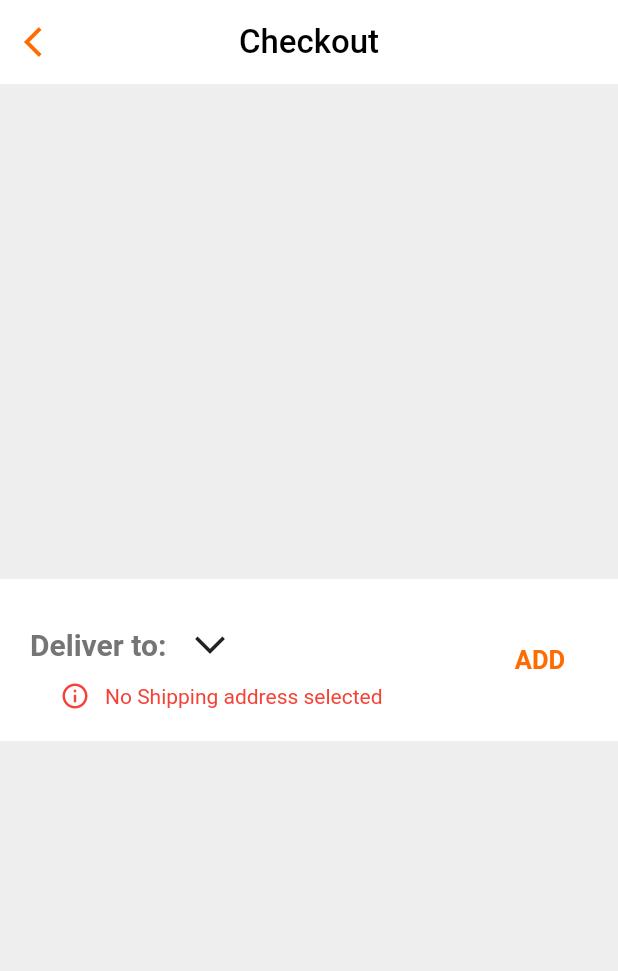
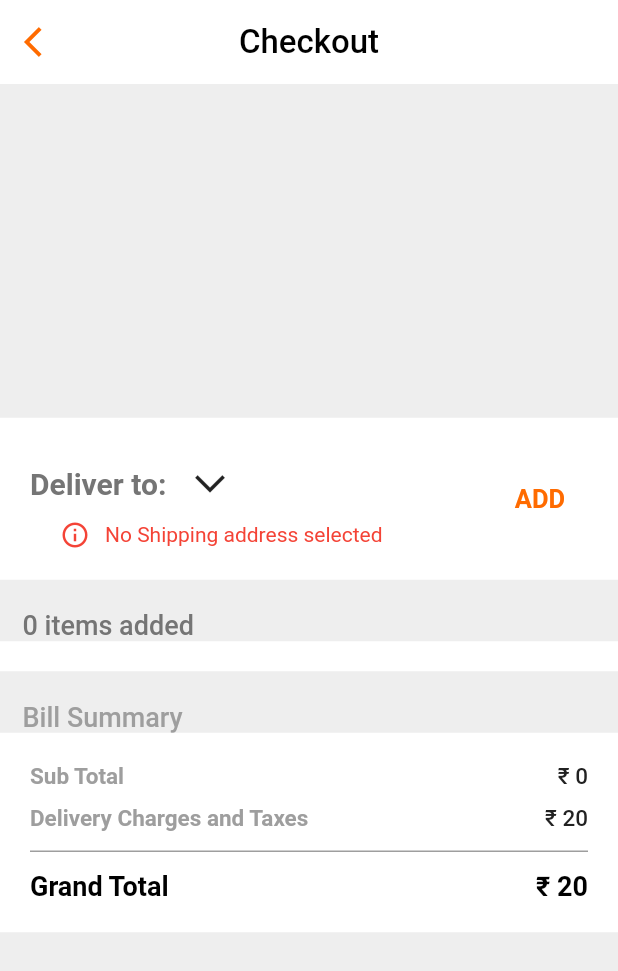
Before and after one commit to LogicKahanHai/Flutter-Customer-App, a Flutter app: the CartPage screen opened directly, on a phone screen of 412 x 824 dp. Shown: the top 971 px of the screen. Run offline on Flutter 3.47's test engine with Material 2 defaults, Android fonts, the phone set to English and light mode, and no system bars; our stand-ins replace bloc, carousel_slider, equatable, flutter_animate, flutter_bloc, google_fonts and 2 more.

Commit message:
Cart Page 50%
Changes in this commit: -
1. Cart Page is 50% done.

```diff
--- a/lib/common/blocs/cart/bloc/cart_event.dart
+++ b/lib/common/blocs/cart/bloc/cart_event.dart
@@ -13,7 +13,23 @@ class CartInitEvent extends CartEvent {}
 class CartAddProductEvent extends CartEvent {
   final String productId;
   final String variantId;
+  final int quantity;
   const CartAddProductEvent(
+    {
+    required this.productId,
+    required this.variantId,
+    this.quantity = 1,
+  }
+  );
+
+  @override
+  List<Object> get props => [productId, variantId];
+}
+
+class CartRemoveProductEvent extends CartEvent {
+  final String productId;
+  final String variantId;
+  const CartRemoveProductEvent(
     this.productId,
     this.variantId,
   );
@@ -21,12 +37,3 @@ class CartAddProductEvent extends CartEvent {
   @override
   List<Object> get props => [productId, variantId];
 }
-
-class CartRemoveProductEvent extends CartEvent {
-  final ProductModel product;
-
-  const CartRemoveProductEvent(this.product);
-
-  @override
-  List<Object> get props => [product];
-}
--- a/lib/models/cart_item_model.dart
+++ b/lib/models/cart_item_model.dart
@@ -10,6 +10,7 @@ class CartItemModel {
   final String variantName;
   final double regPrice;
   final double salePrice;
+  final String image;
   int quantity;
   CartItemModel({
     required this.id,
@@ -19,6 +20,7 @@ class CartItemModel {
     required this.variantName,
     required this.regPrice,
     required this.salePrice,
+    required this.image,
     required this.quantity,
   });
 
@@ -30,6 +32,7 @@ class CartItemModel {
         variantName = json['variantName'],
         regPrice = json['regPrice'],
         salePrice = json['salePrice'],
+        image = json['image'],
         quantity = json['quantity'];
 
   Map<String, dynamic> toJson() => {
@@ -40,10 +43,11 @@ class CartItemModel {
         'variantName': variantName,
         'regPrice': regPrice,
         'salePrice': salePrice,
+        'image': image,
         'quantity': quantity,
       };
 
-  CartItemModel.fromProduct(ProductModel product, int cartItemlength)
+  CartItemModel.fromProduct(ProductModel product, int cartItemlength, int quant)
       : id = cartItemlength.toString(),
         productId = product.id,
         variantId = product.selectedVariant,
@@ -60,8 +64,38 @@ class CartItemModel {
           product.id,
           product.selectedVariant,
         ).salePrice,
-        quantity = 1;
+        image = product.image,
+        quantity = quant;
 
   double get total =>
       regPrice != salePrice ? salePrice * quantity : regPrice * quantity;
+
+  @override
+  bool operator ==(Object other) {
+    if (identical(this, other)) return true;
+
+    return other is CartItemModel &&
+        other.id == id &&
+        other.productId == productId &&
+        other.variantId == variantId &&
+        other.productName == productName &&
+        other.variantName == variantName &&
+        other.regPrice == regPrice &&
+        other.salePrice == salePrice &&
+        other.image == image &&
+        other.quantity == quantity;
+  }
+
+  @override
+  int get hashCode {
+    return id.hashCode ^
+        productId.hashCode ^
+        variantId.hashCode ^
+        productName.hashCode ^
+        variantName.hashCode ^
+        regPrice.hashCode ^
+        salePrice.hashCode ^
+        image.hashCode ^
+        quantity.hashCode;
+  }
 }
--- a/lib/repos/cart_repo.dart
+++ b/lib/repos/cart_repo.dart
@@ -3,9 +3,9 @@ import 'package:pk_customer_app/models/models.dart';
 class CartRepo {
   static CartModel cart = CartModel([]);
 
-  static List<CartItemModel> get products => cart.cartProducts.toList();
+  static List<CartItemModel> get products => cart.cartProducts;
 
-  static void addProduct(ProductModel product) {
+  static void addProduct(ProductModel product, int quant) {
     try {
       int index = cart.cartProducts.indexWhere(
         (element) =>
@@ -13,7 +13,7 @@ class CartRepo {
             element.variantId == product.selectedVariant,
       );
       if (index != -1) {
-        cart.cartProducts[index].quantity++;
+        cart.cartProducts[index].quantity += quant;
         cart.cartProducts = cart.cartProducts.toSet().toList();
         return;
       }
@@ -21,6 +21,7 @@ class CartRepo {
         CartItemModel.fromProduct(
           product,
           cart.cartProducts.toSet().toList().length,
+          quant,
         ),
       );
       cart.cartProducts = cart.cartProducts.toSet().toList();
@@ -29,11 +30,21 @@ class CartRepo {
   }
 
   static void removeProduct(ProductModel product) {
-    cart.cartProducts.removeWhere(
-      (element) =>
-          element.productId == product.id &&
-          element.variantId == product.selectedVariant,
-    );
+    try {
+      int index = cart.cartProducts.indexWhere(
+        (element) =>
+            element.productId == product.id &&
+            element.variantId == product.selectedVariant,
+      );
+      if (index != -1) {
+        cart.cartProducts[index].quantity--;
+        if (cart.cartProducts[index].quantity == 0) {
+          cart.cartProducts.removeAt(index);
+        }
+        cart.cartProducts = cart.cartProducts.toSet().toList();
+        return;
+      }
+    } catch (_) {}
   }
 
   static double get total => cart.cartProducts.fold(
@@ -44,6 +55,19 @@ class CartRepo {
                 ? element.regPrice * element.quantity
                 : element.salePrice * element.quantity),
       );
+
+  static double get taxes => cart.cartProducts.fold(
+        0,
+        (previousValue, element) =>
+            previousValue +
+            (element.salePrice == 0
+                ? element.regPrice * element.quantity * 0.13
+                : element.salePrice * element.quantity * 0.13),
+      );
+
+  static double get deliveryCharge => 20;
+
+  static double get grandTotal => total + taxes + deliveryCharge;
 
   static void clearCart() {
     cart.cartProducts.clear();
--- /dev/null
+++ b/lib/screens/cart/components/bill_summary.dart
@@ -0,0 +1,114 @@
+// ignore_for_file: public_member_api_docs, sort_constructors_first
+// ignore_for_file: library_private_types_in_public_api
+
+import 'package:flutter/material.dart';
+
+import 'package:pk_customer_app/repos/repos.dart';
+
+class BillSummary extends StatefulWidget {
+  final double subTotal;
+  final double deliveryCharge;
+  final double taxes;
+  final double grandTotal;
+  const BillSummary({
+    Key? key,
+    required this.subTotal,
+    required this.deliveryCharge,
+    required this.taxes,
+    required this.grandTotal,
+  }) : super(key: key);
+
+  @override
+  _BillSummaryState createState() => _BillSummaryState();
+}
+
+class _BillSummaryState extends State<BillSummary> {
+  @override
+  Widget build(BuildContext context) {
+    return Container(
+      width: double.infinity,
+      color: Colors.white,
+      padding: const EdgeInsets.all(20),
+      child: Column(
+        children: [
+          Row(
+            mainAxisAlignment: MainAxisAlignment.spaceBetween,
+            children: [
+              const Text(
+                'Sub Total',
+                style: TextStyle(
+                  fontSize: 15,
+                  fontWeight: FontWeight.bold,
+                  color: Colors.grey,
+                ),
+              ),
+              Text(
+                CartRepo.total != CartRepo.total.round()
+                    ? '₹ ${CartRepo.total}'
+                    : '₹ ${CartRepo.total.round()}',
+                style: TextStyle(
+                  fontSize: 15,
+                  fontWeight: FontWeight.w500,
+                  color: Colors.grey.shade900,
+                ),
+              ),
+            ],
+          ),
+          const SizedBox(height: 10),
+          Row(
+            mainAxisAlignment: MainAxisAlignment.spaceBetween,
+            children: [
+              const Text(
+                'Delivery Charges and Taxes',
+                style: TextStyle(
+                  fontSize: 15,
+                  fontWeight: FontWeight.bold,
+                  color: Colors.grey,
+                ),
+              ),
+              Text(
+                CartRepo.taxes != CartRepo.taxes.round()
+                    ? '₹ ${CartRepo.taxes + CartRepo.deliveryCharge}'
+                    : '₹ ${CartRepo.taxes.round() + CartRepo.deliveryCharge.round()}',
+                style: TextStyle(
+                  fontSize: 15,
+                  fontWeight: FontWeight.w500,
+                  color: Colors.grey.shade900,
+                ),
+              ),
+            ],
+          ),
+          const SizedBox(height: 5),
+          const Divider(
+            thickness: 1,
+            color: Colors.grey,
+          ),
+          const SizedBox(height: 5),
+          Row(
+            mainAxisAlignment: MainAxisAlignment.spaceBetween,
+            children: [
+              const Text(
+                'Grand Total',
+                style: TextStyle(
+                  fontSize: 18,
+                  fontWeight: FontWeight.bold,
+                  color: Colors.black,
+                ),
+              ),
+              Text(
+                CartRepo.grandTotal != CartRepo.grandTotal.round()
+                    ? '₹ ${CartRepo.grandTotal}'
+                    : '₹ ${CartRepo.grandTotal.round()}',
+                style: const TextStyle(
+                  fontSize: 18,
+                  fontWeight: FontWeight.bold,
+                  color: Colors.black,
+                ),
+              ),
+            ],
+          ),
+        ],
+      ),
+    );
+  }
+}
--- /dev/null
+++ b/lib/screens/cart/components/cart_components.dart
@@ -0,0 +1,2 @@
+export 'cart_products.dart';
+export 'bill_summary.dart';
--- /dev/null
+++ b/lib/screens/cart/components/cart_products.dart
@@ -0,0 +1,42 @@
+// ignore_for_file: public_member_api_docs, sort_constructors_first, library_private_types_in_public_api
+import 'package:flutter/material.dart';
+
+import 'package:pk_customer_app/repos/repos.dart';
+import 'package:pk_customer_app/screens/cart/components/cart_item_ui.dart';
+
+class CartProducts extends StatefulWidget {
+  final void Function() updateCart;
+  const CartProducts({
+    Key? key,
+    required this.updateCart,
+  }) : super(key: key);
+
+  @override
+  _CartProductsState createState() => _CartProductsState();
+}
+
+class _CartProductsState extends State<CartProducts> {
+  @override
+  Widget build(BuildContext context) {
+    return Container(
+      width: double.infinity,
+      padding: const EdgeInsets.symmetric(horizontal: 20, vertical: 10),
+      color: Colors.white,
+      child: Column(
+        children: [
+          ListView.builder(
+            shrinkWrap: true,
+            physics: const NeverScrollableScrollPhysics(),
+            itemCount: CartRepo.cart.cartProducts.length,
+            itemBuilder: (context, index) {
+              return CartItemUi(
+                index: index,
+                updateCart: widget.updateCart,
+              );
+            },
+          )
+        ],
+      ),
+    );
+  }
+}
--- a/lib/screens/cart/ui/cart_page.dart
+++ b/lib/screens/cart/ui/cart_page.dart
@@ -2,8 +2,8 @@
 
 import 'package:flutter/material.dart';
 import 'package:pk_customer_app/common/components/common_components.dart';
-import 'package:pk_customer_app/constants/route_animations.dart';
-import 'package:pk_customer_app/screens/home/ui/home_page.dart';
+import 'package:pk_customer_app/repos/repos.dart';
+import 'package:pk_customer_app/screens/cart/components/cart_components.dart';
 
 class CartPage extends StatefulWidget {
   const CartPage({Key? key}) : super(key: key);
@@ -13,6 +13,27 @@ class CartPage extends StatefulWidget {
 }
 
 class _CartPageState extends State<CartPage> {
+  double subTotal = 0;
+  double deliveryCharge = 0;
+  double taxes = 0;
+  double grandTotal = 0;
+
+  void refresh() {
+    setState(() {
+      subTotal = CartRepo.total;
+      deliveryCharge = CartRepo.deliveryCharge;
+      taxes = CartRepo.taxes;
+      grandTotal = CartRepo.grandTotal;
+    });
+    print(grandTotal);
+  }
+
+  @override
+  void initState() {
+    refresh();
+    super.initState();
+  }
+
   @override
   Widget build(BuildContext context) {
     return Scaffold(
@@ -23,27 +44,61 @@ class _CartPageState extends State<CartPage> {
         title: const Text('Checkout',
             style: TextStyle(fontSize: 22, color: Colors.black)),
         leading: IconButton(
-          onPressed: () => Navigator.pushAndRemoveUntil(
-              context,
-              RouteAnimations(
-                nextPage: const HomePage(),
-                animationDirection: AnimationDirection.rightToLeft,
-              ).createRoute(),
-              (route) => false),
+          onPressed: () => Navigator.pop(context),
+          // Navigator.pushAndRemoveUntil(
+          //     context,
+          //     RouteAnimations(
+          //       nextPage: const HomePage(),
+          //       animationDirection: AnimationDirection.rightToLeft,
+          //     ).createRoute(),
+          //     (route) => false),
           icon: const Icon(Icons.arrow_back_ios),
         ),
       ),
       body: Center(
-          child: Container(
-        child: const SingleChildScrollView(
-          physics: BouncingScrollPhysics(),
-          child: Column(
-            children: [
-              const SizedBox(height: 20),
-              AddressContainer(),
-              const SizedBox(height: 20),
-            ],
-          ),
+          child: SingleChildScrollView(
+        physics: const BouncingScrollPhysics(),
+        child: Column(
+          crossAxisAlignment: CrossAxisAlignment.start,
+          children: [
+            const SizedBox(height: 20),
+            const AddressContainer(),
+            const SizedBox(height: 20),
+            Padding(
+              padding: const EdgeInsets.symmetric(horizontal: 15.0),
+              child: Text(
+                CartRepo.cart.cartProducts.length == 1
+                    ? '1 item added'
+                    : '${CartRepo.cart.cartProducts.length} items added',
+                style: TextStyle(
+                  fontSize: 18,
+                  fontWeight: FontWeight.w500,
+                  color: Colors.grey.shade600,
+                ),
+              ),
+            ),
+            CartProducts(
+              updateCart: refresh,
+            ),
+            const SizedBox(height: 20),
+            const Padding(
+              padding: EdgeInsets.symmetric(horizontal: 15.0),
+              child: Text(
+                'Bill Summary',
+                style: TextStyle(
+                  fontSize: 18,
+                  fontWeight: FontWeight.w500,
+                  color: Colors.grey,
+                ),
+              ),
+            ),
+            BillSummary(
+              subTotal: subTotal,
+              deliveryCharge: deliveryCharge,
+              taxes: taxes,
+              grandTotal: grandTotal,
+            ),
+          ],
         ),
       )),
     );
--- a/lib/screens/product/components/size_qty.dart
+++ b/lib/screens/product/components/size_qty.dart
@@ -33,9 +33,9 @@ class _SizeQtyState extends State<SizeQty> {
 
   void _onSizeChanged(String? newVar) {
     setState(() {
-      widget.onSizeChanged(newVar);
       _dropdownValue = newVar!;
     });
+    widget.onSizeChanged(newVar);
   }
 
   void _onQuantChanged(dynamic change) {
```
Also changed, not shown: lib/common/blocs/cart/bloc/cart_bloc.dart (+21 -1 lines), lib/screens/cart/components/cart_item_ui.dart (added, +208 -0 lines), lib/screens/home/ui/components/home_fav_products.dart (+16 -2 lines), lib/screens/product/components/item_details.dart (+19 -6 lines), lib/screens/product/ui/product_page.dart (+32 -18 lines), lib/screens/cart/components/address.dart (deleted).
